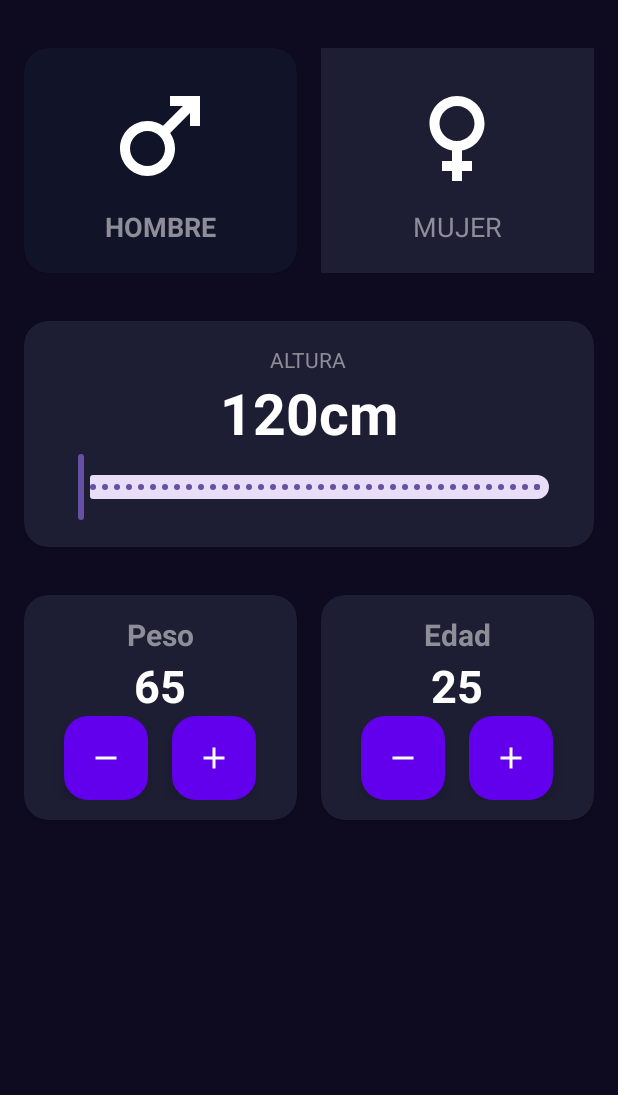
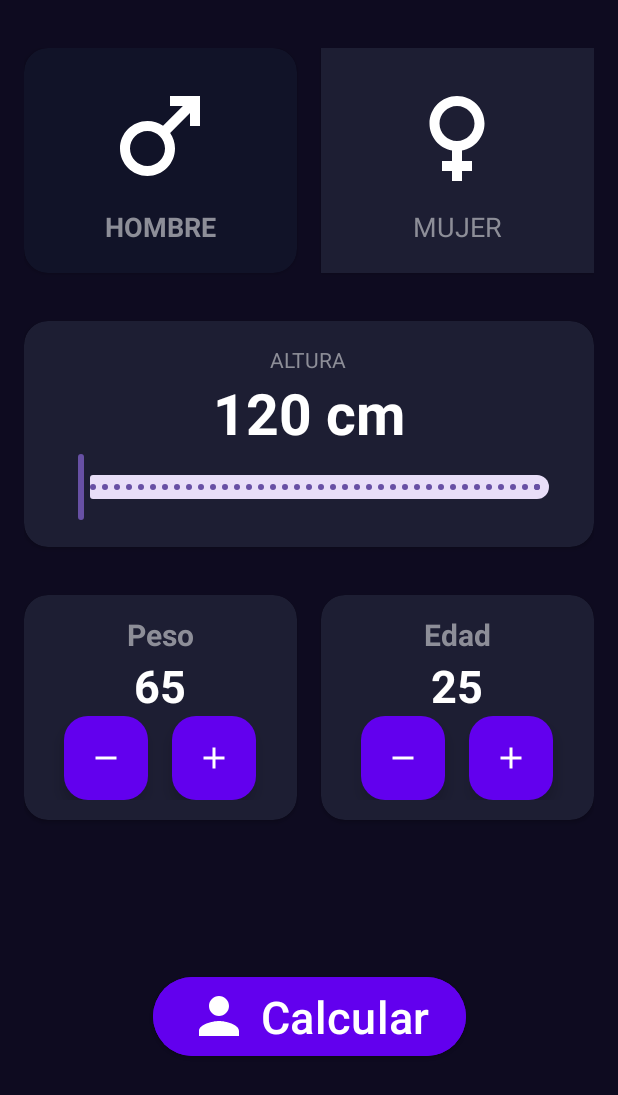
Before and after one commit to TheLittleBug404/IMC-version-2, an Android app: the screen it shows after launch (MainActivity), on a phone screen of 412 x 824 dp. Shown: the top 1095 px of the screen. Run offline under Robolectric (Android 15) with nearby library versions, the phone set to English and light mode, and no system bars.

Commit message:
Aca colocamos la segunda activity y las conectamos entre ellas con los botones calcular y recalcular

```diff
--- a/app/src/main/AndroidManifest.xml
+++ b/app/src/main/AndroidManifest.xml
@@ -13,6 +13,9 @@
         android:theme="@style/Theme.AppIMC"
         tools:targetApi="31">
         <activity
+            android:name=".ResultadoActivity"
+            android:exported="false" />
+        <activity
             android:name=".MainActivity"
             android:exported="true">
             <intent-filter>
--- a/app/src/main/java/com/example/appimc/MainActivity.kt
+++ b/app/src/main/java/com/example/appimc/MainActivity.kt
@@ -1,7 +1,9 @@
 package com.example.appimc
 
+import android.content.Intent
 import androidx.appcompat.app.AppCompatActivity
 import android.os.Bundle
+import android.widget.Button
 import android.widget.TextView
 import androidx.cardview.widget.CardView
 import androidx.core.content.ContextCompat
@@ -30,6 +32,8 @@ class MainActivity : AppCompatActivity() {
     private lateinit var tvMasMenosEdad:TextView
     var peso:Int = 0
     var edad:Int = 0
+    //creando variable para el boton calcular
+    private lateinit var botonCalcular:Button
     override fun onCreate(savedInstanceState: Bundle?) {
         super.onCreate(savedInstanceState)
         setContentView(R.layout.activity_main)
@@ -59,6 +63,7 @@ class MainActivity : AppCompatActivity() {
         tvMasMenosEdad = findViewById(R.id.tvAge)
         peso = tvMasMenosPeso.text.toString().toInt()
         edad = tvMasMenosEdad.text.toString().toInt()
+        botonCalcular = findViewById(R.id.buttonCalcular)
     }
     private fun initListeners(){
         //este metodo solo les colocara un escucha de click ya sea en hombre o mujer depende de cual se cliceee
@@ -93,6 +98,10 @@ class MainActivity : AppCompatActivity() {
             edad +=1
             tvMasMenosEdad.text = edad.toString()
         }
+        botonCalcular.setOnClickListener {
+            val ventanaNueva = Intent(this,ResultadoActivity::class.java)
+            startActivity(ventanaNueva)
+        }
     }
     private fun setWeight(){
         tvMasMenosPeso.text = peso.toString()
--- /dev/null
+++ b/app/src/main/res/drawable/ic_imc.xml
@@ -0,0 +1,5 @@
+<vector android:height="24dp" android:tint="#000000"
+    android:viewportHeight="24" android:viewportWidth="24"
+    android:width="24dp" xmlns:android="http://schemas.android.com/apk/res/android">
+    <path android:fillColor="@android:color/white" android:pathData="M12,12c2.21,0 4,-1.79 4,-4s-1.79,-4 -4,-4 -4,1.79 -4,4 1.79,4 4,4zM12,14c-2.67,0 -8,1.34 -8,4v2h16v-2c0,-2.66 -5.33,-4 -8,-4z"/>
+</vector>
--- a/app/src/main/res/layout/activity_main.xml
+++ b/app/src/main/res/layout/activity_main.xml
@@ -106,7 +106,7 @@
                 android:id="@+id/tvAltura"
                 android:layout_width="wrap_content"
                 android:layout_height="wrap_content"
-                android:text="120cm"
+                android:text="@string/tvAltura"
                 android:textColor="@color/white"
                 android:textSize="38sp"
                 android:textStyle="bold" />
@@ -182,7 +182,7 @@
             </androidx.appcompat.widget.LinearLayoutCompat>
         </LinearLayout>
     </androidx.cardview.widget.CardView>
-
+    <!-- Card view del peso -->
     <androidx.cardview.widget.CardView
         android:id="@+id/cvAge"
         android:layout_width="0dp"
@@ -228,18 +228,35 @@
                     android:backgroundTint="@color/backgroundFAB"
                     android:layout_marginEnd="16dp"
                     android:src="@drawable/ic_remove"
-                    app:tint="@color/white"
-                    />
+                    app:tint="@color/white"/>
                 <com.google.android.material.floatingactionbutton.FloatingActionButton
                     android:id="@+id/fabMoreAge"
                     android:layout_width="wrap_content"
                     android:layout_height="wrap_content"
                     android:backgroundTint="@color/backgroundFAB"
                     android:src="@drawable/ic_add"
-                    app:tint="@color/white"
-                    />
+                    app:tint="@color/white"/>
             </androidx.appcompat.widget.LinearLayoutCompat>
         </LinearLayout>
     </androidx.cardview.widget.CardView>
+    <Button
+        style="@style/Widget.Material3.Button.ElevatedButton"
+        android:id="@+id/buttonCalcular"
+        android:text="@string/Calcular"
+        android:textColor="@color/white"
+        android:textSize="30sp"
+        android:layout_width="wrap_content"
+        android:layout_height="wrap_content"
+        android:backgroundTint="@color/backgroundFAB"
+        android:layout_marginTop="16dp"
+        app:layout_constraintTop_toBottomOf="@+id/cvWeight"
+        app:layout_constraintStart_toStartOf="parent"
+        app:layout_constraintEnd_toEndOf="parent"
+        app:layout_constraintBottom_toBottomOf="parent"
+        app:icon="@drawable/ic_imc"
+        app:iconTint="@color/white"
+        app:iconSize="40dp"
+        app:iconGravity="start"
+        />
 
 </androidx.constraintlayout.widget.ConstraintLayout>
--- a/app/src/main/res/values/colors.xml
+++ b/app/src/main/res/values/colors.xml
@@ -9,4 +9,5 @@
     <color name="background_button">#EB1555</color>
     <color name="title_text">#FF8D8E98</color>
     <color name="backgroundFAB">#FF6200EE</color>
+    <color name="colorVerde">#009688</color>
 </resources>
--- a/app/src/main/res/values/strings.xml
+++ b/app/src/main/res/values/strings.xml
@@ -7,4 +7,8 @@
     <string name="age">Edad</string>
     <string name="numberWeigth">65</string>
     <string name="numberAge">25</string>
+    <string name="Calcular">Calcular</string>
+    <string name="tvAltura">120 cm</string>
+    <string name="tuResultado">Tu Resultado</string>
+    <string name="reCalcular">RE-CALCULAR</string>
 </resources>
```
Also changed, not shown: app/src/main/java/com/example/appimc/ResultadoActivity.kt (added, +25 -0 lines), app/src/main/res/layout/activity_resultado.xml (added, +88 -0 lines).
